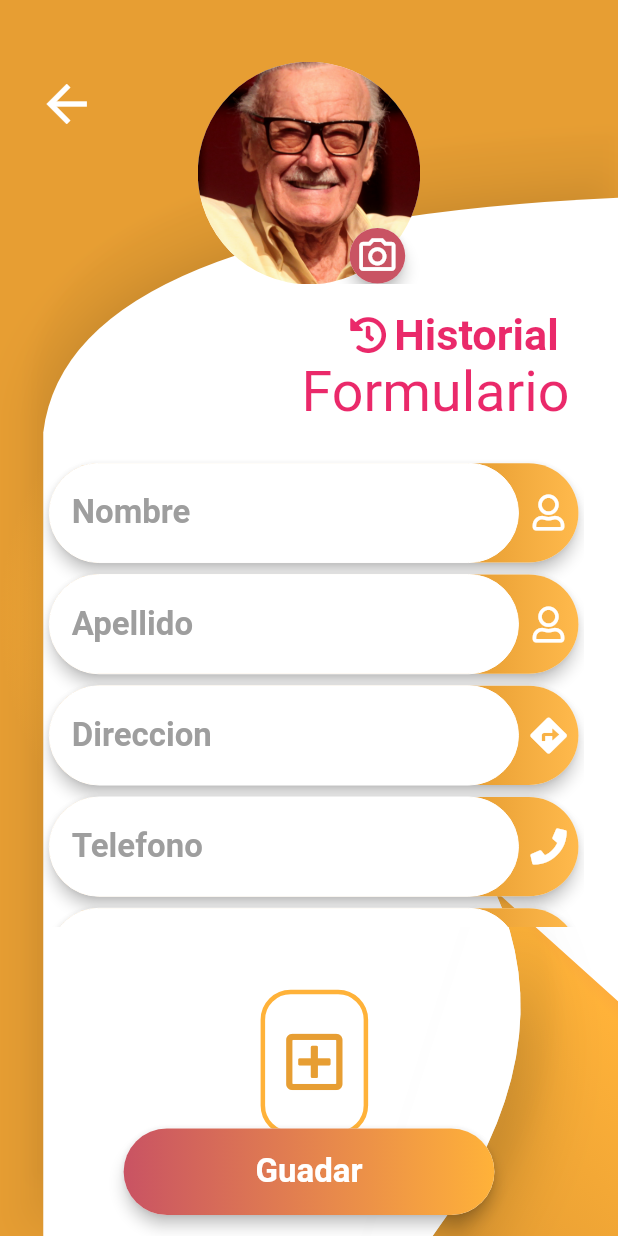
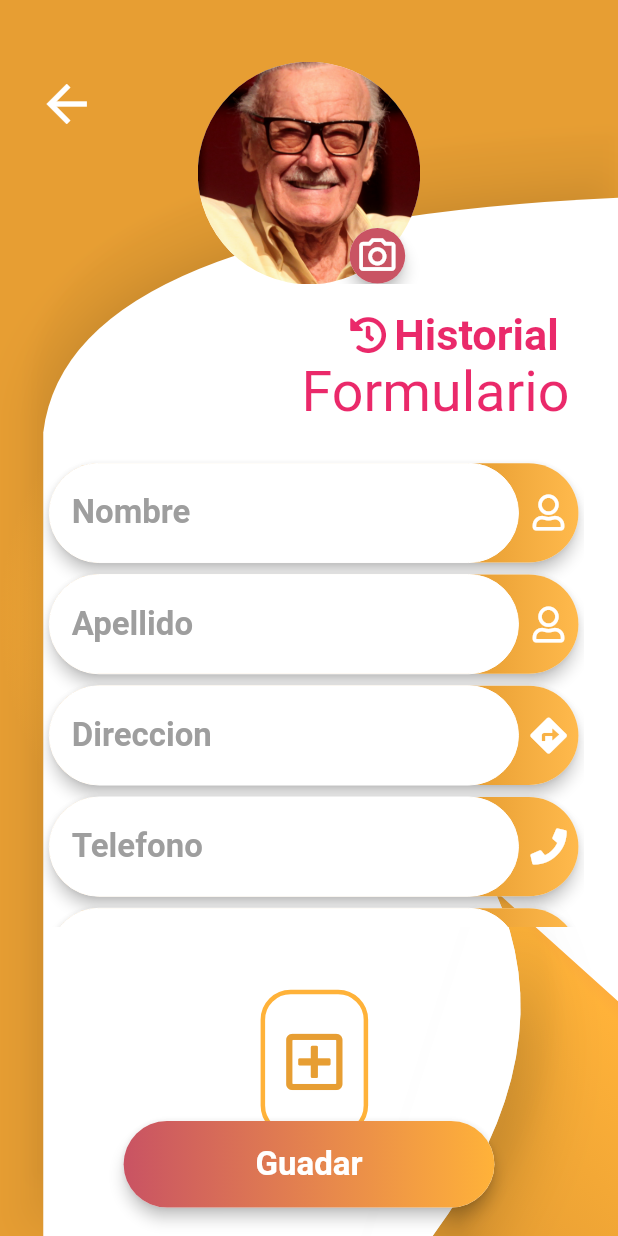
Before and after one commit to hernan74/control_usuarios, a Flutter app: the FichaPageMod screen opened directly, on a phone screen of 412 x 824 dp. Run offline on Flutter 3.47's test engine with Material 2 defaults, Android fonts, the phone set to English and light mode, and no system bars; our stand-ins replace font_awesome_flutter, image_picker.

```diff
--- a/lib/src/pages/ficha_page_mod2.dart
+++ b/lib/src/pages/ficha_page_mod2.dart
@@ -10,7 +10,8 @@ class FichaPageMod extends StatelessWidget {
   @override
   Widget build(BuildContext context) {
     final size = MediaQuery.of(context).size;
-    return Scaffold(
+    return SafeArea(
+      child: Scaffold(
         body: SingleChildScrollView(
           child: Container(
             width: size.width,
@@ -41,10 +42,11 @@ class FichaPageMod extends StatelessWidget {
                   child: _AdjuntarImagen(),
                 ),
                 Positioned(
-                bottom: 10,
+                  bottom: 15,
                   child: _BotonGuardarFormulario(size: size),
                 )
               ],
+            ),
           ),
         ),
       ),
--- a/lib/src/pages/home_page.dart
+++ b/lib/src/pages/home_page.dart
@@ -12,7 +12,8 @@ class HomePage extends StatelessWidget {
   Widget build(BuildContext context) {
     final size = MediaQuery.of(context).size;
 
-    return Scaffold(
+    return SafeArea(
+      child: Scaffold(
         body: Stack(
           alignment: Alignment.center,
           children: [
@@ -41,6 +42,7 @@ class HomePage extends StatelessWidget {
           ],
         ),
         floatingActionButton: _BotonFlotante(),
+      ),
     );
   }
 }
--- a/lib/src/widget/circulo_widget.dart
+++ b/lib/src/widget/circulo_widget.dart
@@ -5,24 +5,28 @@ class CirculoWidget extends StatelessWidget {
   final Color colorCiculo;
   final Widget contenidoCirculo;
   final int elevacionCirculo;
-
+  final bool utilizaShadow;
   const CirculoWidget(
       {this.sizeCirculo = 50,
       this.colorCiculo = Colors.grey,
       this.contenidoCirculo,
-      this.elevacionCirculo = 0});
+      this.elevacionCirculo = 0,
+      this.utilizaShadow = true});
   @override
   Widget build(BuildContext context) {
     return Container(
       width: this.sizeCirculo,
       height: this.sizeCirculo,
       decoration: BoxDecoration(
-        color: this.colorCiculo,
-        borderRadius: BorderRadius.circular(200),
-        boxShadow: <BoxShadow>[
-          BoxShadow(color: colorCiculo.withOpacity(0.5),spreadRadius: 10,blurRadius: 20)
-        ]
-      ),
+          color: this.colorCiculo,
+          borderRadius: BorderRadius.circular(200),
+          boxShadow: <BoxShadow>[
+            if (utilizaShadow)
+              BoxShadow(
+                  color: colorCiculo.withOpacity(0.5),
+                  spreadRadius: 10,
+                  blurRadius: 20)
+          ]),
       child: this.contenidoCirculo,
     );
   }
```
Also changed, not shown: lib/src/pages/historial_page.dart (+5 -3 lines), lib/src/widget/list_view_horizontal_widget.dart (+57 -6 lines). Lines whose indentation alone changed are shown as unchanged.
